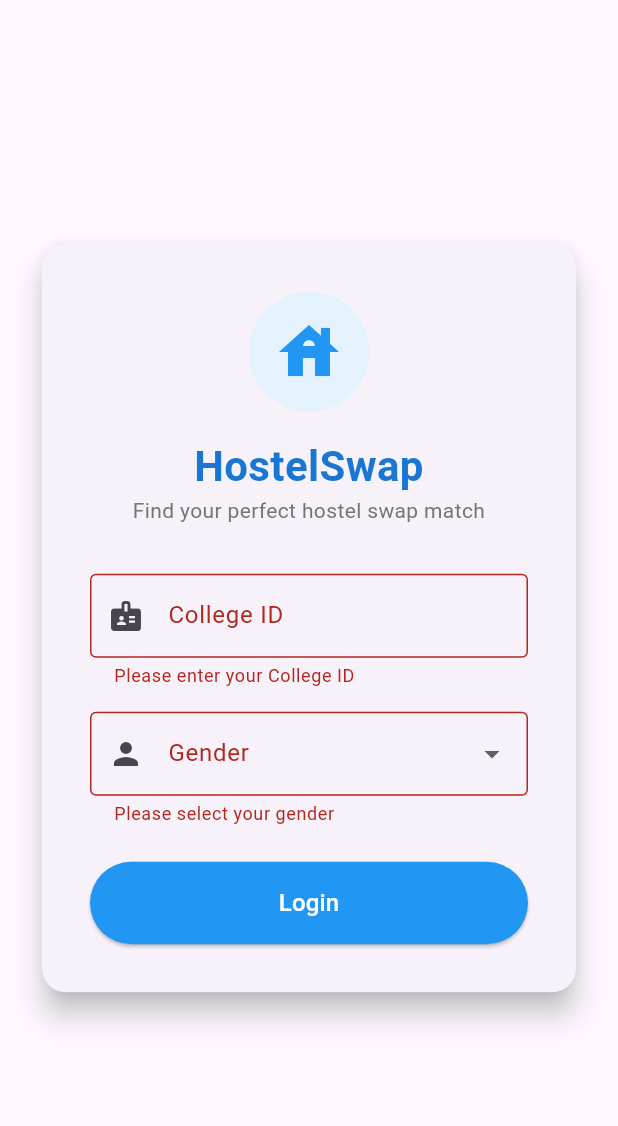
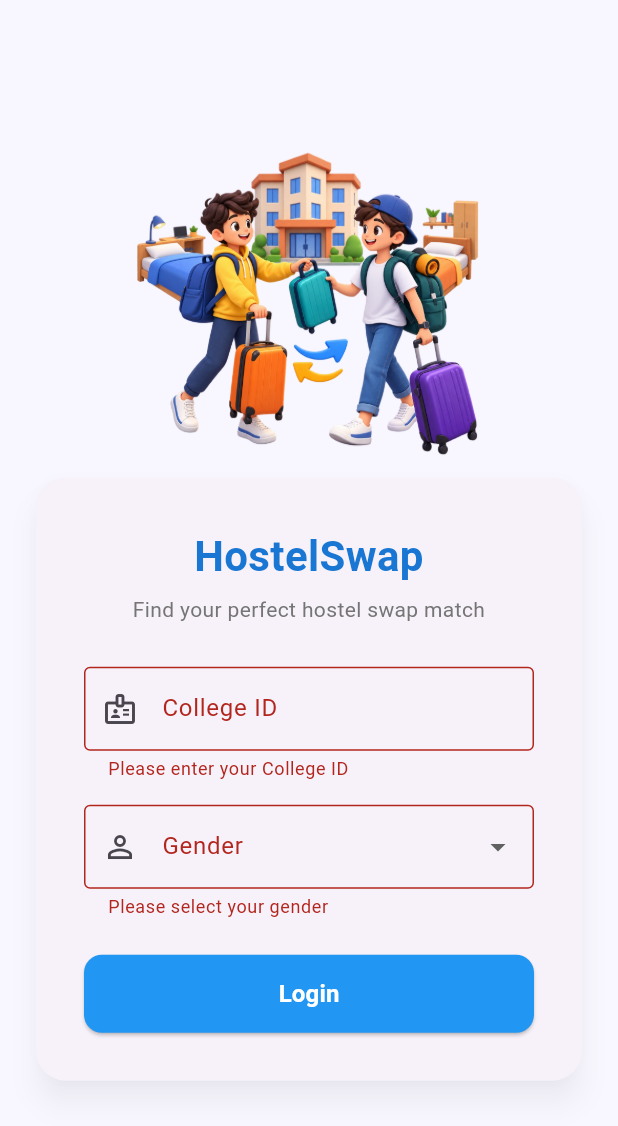
Before and after one commit to Shreeyanshjanu/HostelSwap, a Flutter app: the screen it shows after launch, after a tap on "Login", on a phone screen of 412 x 824 dp. Shown: the top 1126 px of the screen. Run offline on Flutter 3.47's test engine with Material 3 defaults, Android fonts, the phone set to English and light mode, and no system bars; our stand-ins replace firebase_core, firebase_messaging, flutter_local_notifications, flutter_riverpod, shimmer, supabase_flutter; accounts and stored records are empty.

Commit message:
fixed the login page ui with no erros working smoothely

```diff
--- a/frontend/lib/screens/login_screen.dart
+++ b/frontend/lib/screens/login_screen.dart
@@ -1,5 +1,6 @@
 import 'package:flutter/material.dart';
 import 'package:flutter_riverpod/flutter_riverpod.dart';
+
 import '../providers/auth_provider.dart';
 import '../config/app_constants.dart';
 import '../utils/responsive_helper.dart';
@@ -14,51 +15,107 @@ class LoginScreen extends ConsumerStatefulWidget {
 class _LoginScreenState extends ConsumerState<LoginScreen> {
   final _formKey = GlobalKey<FormState>();
   final _collegeIdController = TextEditingController();
+
   String? _selectedGender;
   bool _isLoading = false;
 
+  // ============================================================
+  // DESIGN SETTINGS
+  // Change these values to adjust the layout easily
+  // ============================================================
+
+  // Maximum width of the login section
+  static const double maxContentWidth = 400;
+
+  // 3D illustration height
+  static const double imageHeightDesktop = 280;
+  static const double imageHeightMobile = 210;
+
+  // Space between illustration and login card
+  static const double imageCardSpacing = 5;
+
+  // Login card padding
+  static const double cardPadding = 32;
+
+  // Space between form fields
+  static const double fieldSpacing = 16;
+
+  // Space before login button
+  static const double buttonSpacing = 24;
+
   @override
   Widget build(BuildContext context) {
+    final bool isMobile = ResponsiveHelper.isMobile(context);
+
     return Scaffold(
-      body: Center(
+      backgroundColor: const Color(0xFFF8F7FF),
+
+      body: SafeArea(
+        child: Center(
           child: SingleChildScrollView(
-          padding: EdgeInsets.all(ResponsiveHelper.isMobile(context) ? 24.0 : 48.0),
+            padding: EdgeInsets.symmetric(
+              horizontal: isMobile ? 20 : 40,
+              vertical: isMobile ? 20 : 30,
+            ),
+
             child: ConstrainedBox(
-            constraints: const BoxConstraints(maxWidth: 400),
-            child: Card(
+              constraints: const BoxConstraints(maxWidth: maxContentWidth),
+
+              child: Column(
+                mainAxisSize: MainAxisSize.min,
+                children: [
+                  // ==================================================
+                  // 3D HOSTEL SWAP ILLUSTRATION
+                  // ==================================================
+                  SizedBox(
+                    height: isMobile ? imageHeightMobile : imageHeightDesktop,
+                    width: double.infinity,
+
+                    child: Image.asset(
+                      'assets/images/hostel_swap_login.png',
+                      fit: BoxFit.contain,
+                    ),
+                  ),
+
+                  // Space between image and card
+                  const SizedBox(height: imageCardSpacing),
+
+                  // ==================================================
+                  // LOGIN CARD
+                  // ==================================================
+                  Card(
                     elevation: 8,
-              shape: RoundedRectangleBorder(borderRadius: BorderRadius.circular(16)),
+                    shadowColor: Colors.black26,
+
+                    shape: RoundedRectangleBorder(
+                      borderRadius: BorderRadius.circular(20),
+                    ),
+
                     child: Padding(
-                padding: const EdgeInsets.all(32.0),
+                      padding: const EdgeInsets.all(cardPadding),
+
                       child: Form(
                         key: _formKey,
+
                         child: Column(
                           crossAxisAlignment: CrossAxisAlignment.stretch,
+
                           children: [
-                      // Logo
-                      Container(
-                        height: 80,
-                        width: 80,
-                        decoration: BoxDecoration(
-                          color: Colors.blue.shade50,
-                          shape: BoxShape.circle,
-                        ),
-                        child: Icon(
-                          Icons.house,
-                          size: 48,
-                          color: Colors.blue,
-                        ),
-                      ),
-                      const SizedBox(height: 16),
+                            // ==================================================
+                            // TITLE
+                            // ==================================================
                             Text(
                               'HostelSwap',
                               style: TextStyle(
-                          fontSize: 28,
+                                fontSize: isMobile ? 28 : 32,
                                 fontWeight: FontWeight.bold,
                                 color: Colors.blue.shade700,
                               ),
                               textAlign: TextAlign.center,
                             ),
+
+                            const SizedBox(height: 6),
+
                             Text(
                               'Find your perfect hostel swap match',
                               style: TextStyle(
@@ -67,62 +124,99 @@ class _LoginScreenState extends ConsumerState<LoginScreen> {
                               ),
                               textAlign: TextAlign.center,
                             ),
-                      const SizedBox(height: 32),
 
-                      // College ID
+                            const SizedBox(height: 28),
+
+                            // ==================================================
+                            // COLLEGE ID
+                            // ==================================================
                             TextFormField(
                               controller: _collegeIdController,
+
                               decoration: const InputDecoration(
                                 labelText: 'College ID',
-                          hintText: 'e.g., 2024CS101',
+                                hintText: 'e.g., 12419027',
+
                                 border: OutlineInputBorder(),
-                          prefixIcon: Icon(Icons.badge),
+
+                                prefixIcon: Icon(Icons.badge_outlined),
                               ),
+
                               validator: (value) {
-                          if (value == null || value.isEmpty) {
+                                if (value == null || value.trim().isEmpty) {
                                   return 'Please enter your College ID';
                                 }
-                          if (value.length < 5) {
+
+                                if (value.trim().length < 5) {
                                   return 'Invalid College ID format';
                                 }
+
                                 return null;
                               },
                             ),
-                      const SizedBox(height: 16),
 
-                      // Gender Dropdown
+                            const SizedBox(height: fieldSpacing),
+
+                            // ==================================================
+                            // GENDER
+                            // ==================================================
                             DropdownButtonFormField<String>(
                               decoration: const InputDecoration(
                                 labelText: 'Gender',
+
                                 border: OutlineInputBorder(),
-                          prefixIcon: Icon(Icons.person),
+
+                                prefixIcon: Icon(Icons.person_outline),
                               ),
+
                               value: _selectedGender,
+
                               items: AppConstants.genders.map((gender) {
-                          return DropdownMenuItem(
+                                return DropdownMenuItem<String>(
                                   value: gender,
                                   child: Text(gender.toUpperCase()),
                                 );
                               }).toList(),
-                        onChanged: (value) => setState(() => _selectedGender = value),
+
+                              onChanged: (value) {
+                                setState(() {
+                                  _selectedGender = value;
+                                });
+                              },
+
                               validator: (value) {
                                 if (value == null) {
                                   return 'Please select your gender';
                                 }
+
                                 return null;
                               },
                             ),
-                      const SizedBox(height: 24),
 
-                      // Login Button
-                      ElevatedButton(
+                            const SizedBox(height: buttonSpacing),
+
+                            // ==================================================
+                            // LOGIN BUTTON
+                            // ==================================================
+                            SizedBox(
+                              height: 52,
+
+                              child: ElevatedButton(
                                 onPressed: _isLoading ? null : _login,
-                        child: Padding(
-                          padding: const EdgeInsets.symmetric(vertical: 16),
+
+                                style: ElevatedButton.styleFrom(
+                                  backgroundColor: Colors.blue,
+                                  foregroundColor: Colors.white,
+
+                                  shape: RoundedRectangleBorder(
+                                    borderRadius: BorderRadius.circular(12),
+                                  ),
+                                ),
+
                                 child: _isLoading
                                     ? const SizedBox(
-                                  height: 20,
-                                  width: 20,
+                                        height: 22,
+                                        width: 22,
                                         child: CircularProgressIndicator(
                                           strokeWidth: 2,
                                           color: Colors.white,
@@ -130,12 +224,16 @@ class _LoginScreenState extends ConsumerState<LoginScreen> {
                                       )
                                     : const Text(
                                         'Login',
-                                  style: TextStyle(fontSize: 16),
+                                        style: TextStyle(
+                                          fontSize: 16,
+                                          fontWeight: FontWeight.w600,
                                         ),
                                       ),
-                        style: ElevatedButton.styleFrom(
-                          backgroundColor: Colors.blue,
-                          foregroundColor: Colors.white,
+                              ),
+                            ),
+                          ],
+                        ),
+                      ),
                     ),
                   ),
                 ],
@@ -144,22 +242,31 @@ class _LoginScreenState extends ConsumerState<LoginScreen> {
           ),
         ),
       ),
-        ),
-      ),
     );
   }
 
-  void _login() async {
-    if (_formKey.currentState!.validate()) {
-      setState(() => _isLoading = true);
+  // ============================================================
+  // LOGIN
+  // ============================================================
 
+  Future<void> _login() async {
+    if (!_formKey.currentState!.validate()) {
+      return;
+    }
+
+    setState(() {
+      _isLoading = true;
+    });
+
+    try {
       final authNotifier = ref.read(authProvider.notifier);
+
       final user = await authNotifier.login(
         _collegeIdController.text.trim(),
         _selectedGender!,
       );
 
-      setState(() => _isLoading = false);
+      if (!mounted) return;
 
       if (user != null) {
         Navigator.pushReplacementNamed(context, '/dashboard');
@@ -171,6 +278,21 @@ class _LoginScreenState extends ConsumerState<LoginScreen> {
           ),
         );
       }
+    } catch (e) {
+      if (!mounted) return;
+
+      ScaffoldMessenger.of(context).showSnackBar(
+        SnackBar(
+          content: Text('Login failed: $e'),
+          backgroundColor: Colors.red,
+        ),
+      );
+    } finally {
+      if (mounted) {
+        setState(() {
+          _isLoading = false;
+        });
+      }
     }
   }
 
--- a/frontend/pubspec.yaml
+++ b/frontend/pubspec.yaml
@@ -58,6 +58,8 @@ dev_dependencies:
 
 # The following section is specific to Flutter packages.
 flutter:
+  assets:
+    - assets/images/hostel_swap_login.png
 
   # The following line ensures that the Material Icons font is
   # included with your application, so that you can use the icons in
```
Also changed, not shown: frontend/assets/images/hostel_swap_login.png (added), 1 other file. Lines whose indentation alone changed are shown as unchanged.
